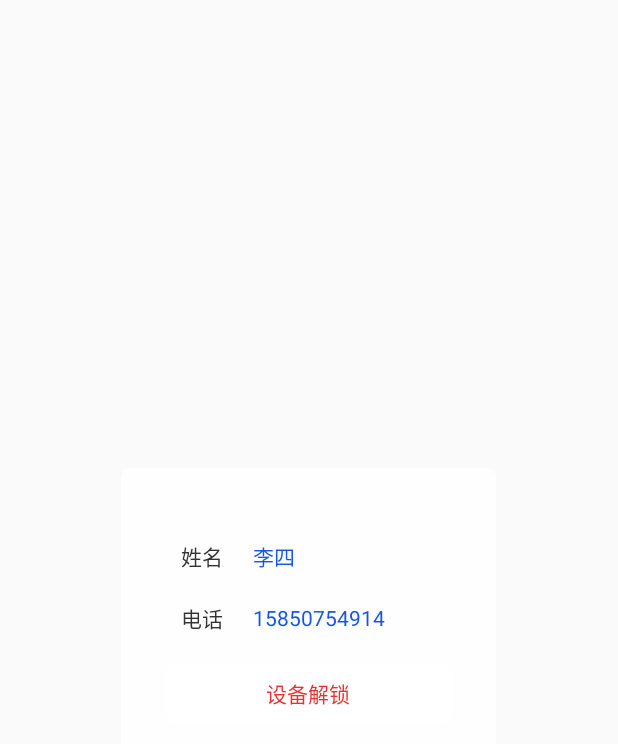
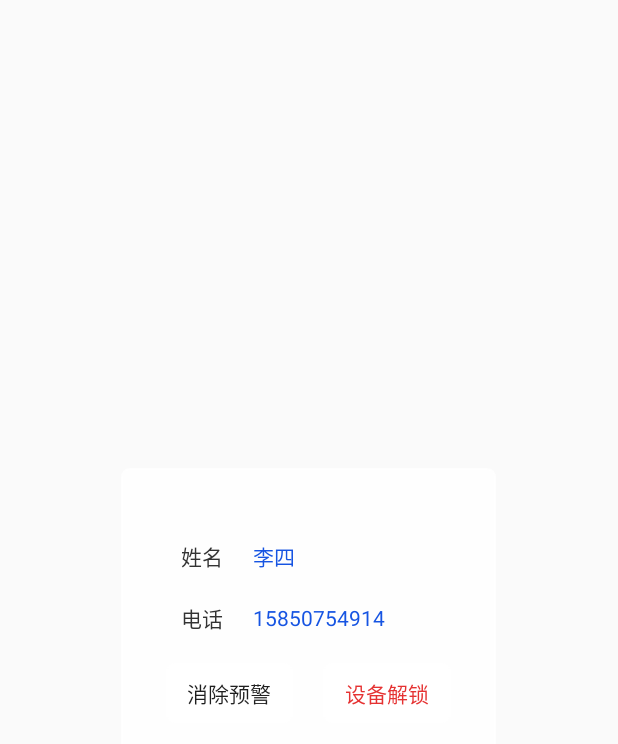
Before and after one commit to 425296516/smartlock, an Android app: the layout dialog_device_unlock.xml on its own in the app's theme, with its tools: preview values and no code run, on a phone screen of 412 x 824 dp. Shown: the top 744 px of the screen. Run offline under Robolectric (Android 15) with nearby library versions, the phone set to English and light mode, and no system bars; network calls fail.

Commit message:
修改部分bug

```diff
--- a/app/src/main/java/com/anlida/smartlock/adapter/DeviceManagerAdapter.java
+++ b/app/src/main/java/com/anlida/smartlock/adapter/DeviceManagerAdapter.java
@@ -100,7 +100,7 @@ public class DeviceManagerAdapter extends RecyclerView.Adapter<DeviceManagerAdap
         holder.tvPhone.setText(deviceManagerList.get(position).getPhone());
 
         if (deviceManagerList.get(position).getStatus() == 0) {
-            holder.tvLockStatus.setText("未上锁");
+            holder.tvLockStatus.setText("未开机");
             setLeftDrawable(holder.tvLockStatus, R.drawable.icon_3);
         } else if (deviceManagerList.get(position).getStatus() == 1) {
             holder.tvLockStatus.setText("可上锁");
--- a/app/src/main/java/com/anlida/smartlock/ui/AuthenticActivity.java
+++ b/app/src/main/java/com/anlida/smartlock/ui/AuthenticActivity.java
@@ -203,7 +203,7 @@ public class AuthenticActivity extends FMActivity {
                 && !TextUtils.isEmpty(tvSelectCity.getText().toString()) && !TextUtils.isEmpty(etWorkName.getText().toString())&& !TextUtils.isEmpty(etBys.getText().toString())
                 &&!TextUtils.isEmpty(etWorktype.getText().toString()) && !TextUtils.isEmpty(etName.getText().toString())&& !TextUtils.isEmpty(etWorkId.getText().toString())
                 &&!TextUtils.isEmpty(etIdcard.getText().toString()) && !TextUtils.isEmpty(etPhone.getText().toString())
-                &&!TextUtils.isEmpty(etSaddress.getText().toString()) && !TextUtils.isEmpty(etSbs.getText().toString())&& !TextUtils.isEmpty(etSworkType.getText().toString())
+                &&!TextUtils.isEmpty(etSworkType.getText().toString())
                 &&!TextUtils.isEmpty(etSName.getText().toString()) && !TextUtils.isEmpty(etSworkid.getText().toString())&& !TextUtils.isEmpty(etSidcard.getText().toString())) {
                     if(RegexUtils.isMobileSimple(etPhone.getText().toString()) && RegexUtils.isMobileSimple(etSphone.getText().toString())) {
                         if (RegexUtils.isIDCard18(etIdcard.getText().toString()) && RegexUtils.isIDCard18(etSidcard.getText().toString())) {
--- a/app/src/main/java/com/anlida/smartlock/ui/RepairFragment.java
+++ b/app/src/main/java/com/anlida/smartlock/ui/RepairFragment.java
@@ -77,7 +77,11 @@ public class RepairFragment extends LazyLoadFragment {
             case R.id.tv_submit:
 
                 if (!TextUtils.isEmpty(etRepairBecause.getText().toString()) && !TextUtils.isEmpty(etInputImei.getText().toString())) {
-                    uploadRepairInfo(etRepairBecause.getText().toString(), etInputImei.getText().toString());
+                    if(etInputImei.getText().toString().length()==16) {
+                        uploadRepairInfo(etRepairBecause.getText().toString(), etInputImei.getText().toString());
+                    }else {
+                        ToastUtils.show(context, "请输入正确的IMEI号码");
+                    }
                 } else {
                     ToastUtils.show(context, "请输入IMEI和报修报损原因");
                 }
--- a/app/src/main/java/com/anlida/smartlock/ui/ScanAddDeviceActivity.java
+++ b/app/src/main/java/com/anlida/smartlock/ui/ScanAddDeviceActivity.java
@@ -83,6 +83,7 @@ public class ScanAddDeviceActivity extends FMActivity {
                         && !TextUtils.isEmpty(etInputIdcard.getText().toString()) && !TextUtils.isEmpty(etInputPhone.getText().toString())
                         && !TextUtils.isEmpty(etInputAge.getText().toString()) && !TextUtils.isEmpty(tvInputBloodtype.getText().toString())) {
 
+                    if(etImei.getText().toString().length()==16) {
                         if (RegexUtils.isMobileSimple(etInputPhone.getText().toString())) {
                             if (RegexUtils.isIDCard18(etInputIdcard.getText().toString())) {
                                 addDeviceAndUser(DataWarehouse.getUserId(), etImei.getText().toString(), etInputName.getText().toString(),
@@ -93,6 +94,9 @@ public class ScanAddDeviceActivity extends FMActivity {
                             }
                         } else {
                             ToastUtils.show(context, "请输入正确的手机号");
+                        }
+                    }else {
+                        ToastUtils.show(context, "请输入正确的IMEI号码");
                     }
                 } else {
                     ToastUtils.show(context, "请填写所有数据");
--- a/app/src/main/java/com/anlida/smartlock/ui/home/HomeFragment.java
+++ b/app/src/main/java/com/anlida/smartlock/ui/home/HomeFragment.java
@@ -421,7 +421,7 @@ public class HomeFragment extends LazyLoadFragment implements AMap.OnMarkerClick
         if (isAdded()) {
             MarkerOptions markerOption = new MarkerOptions()
                     .title("我的锁扣")
-                    .icon(BitmapDescriptorFactory.fromResource(R.drawable.img_1))
+                    .icon(BitmapDescriptorFactory.fromResource(R.drawable.img_2))
                     .position(new LatLng(dataBean.getLatitude(), dataBean.getLongitude()))
                     .snippet("1")
                     .draggable(true);
--- a/app/src/main/res/layout/activity_authentic.xml
+++ b/app/src/main/res/layout/activity_authentic.xml
@@ -301,6 +301,7 @@
             android:hint="请输入承建方"
             android:paddingLeft="10dp"
             android:paddingRight="10dp"
+            android:visibility="gone"
             android:textColor="@color/color_8C8686"
             android:textSize="12sp" />
 
@@ -315,6 +316,7 @@
             android:hint="请输入工地名称"
             android:paddingLeft="10dp"
             android:paddingRight="10dp"
+            android:visibility="gone"
             android:textColor="@color/color_8C8686"
             android:textSize="12sp" />
 
--- a/app/src/main/res/layout/activity_scan_add_device.xml
+++ b/app/src/main/res/layout/activity_scan_add_device.xml
@@ -38,6 +38,7 @@
             android:drawableRight="@drawable/ic_star_black_6dp"
             android:hint="请输入IMEI号"
             android:padding="10dp"
+            android:maxLength="16"
             android:textColor="@color/color_8C8686"
             android:visibility="gone"
             android:textSize="14sp" />
@@ -167,7 +168,7 @@
                 android:background="@drawable/shape_et_bg_e2ecff"
                 android:digits="ABO"
                 android:drawableRight="@drawable/ic_star_black_6dp"
-                android:hint="请输入血型"
+                android:hint="请选择血型"
                 android:maxLength="2"
                 android:padding="10dp"
                 android:textColor="@color/color_8C8686"
--- a/app/src/main/res/layout/dialog_device_unlock.xml
+++ b/app/src/main/res/layout/dialog_device_unlock.xml
@@ -5,7 +5,6 @@
     android:layout_gravity="center"
     android:background="@drawable/shape_login_bg"
     android:orientation="vertical">
-
 
     <TextView
         android:id="@+id/tv_name_title"
@@ -32,7 +31,6 @@
         android:textColor="@color/color_1654E2"
         android:textSize="14sp" />
 
-
     <TextView
         android:id="@+id/tv_phone_title"
         android:layout_width="wrap_content"
@@ -56,17 +54,37 @@
         android:textColor="@color/color_1654E2"
         android:textSize="14sp" />
 
-    <TextView
-        android:id="@+id/tv_dialog_device_unlock"
+    <LinearLayout
         android:layout_width="match_parent"
-        android:layout_height="40dp"
+        android:layout_height="wrap_content"
         android:layout_alignParentBottom="true"
         android:layout_centerHorizontal="true"
         android:layout_margin="30dp"
-        android:background="@drawable/shape_password_protect_bg"
-        android:gravity="center"
-        android:text="设备解锁"
-        android:textColor="@color/color_E53232"
-        android:textSize="14sp" />
+        android:orientation="horizontal">
+
+        <TextView
+            android:id="@+id/tv_dialog_cancel_warn"
+            android:layout_width="0dp"
+            android:layout_height="40dp"
+            android:layout_weight="1"
+            android:background="@drawable/shape_password_protect_bg"
+            android:gravity="center"
+            android:text="消除预警"
+            android:textColor="@color/color_1F1F1F"
+            android:textSize="14sp" />
+
+        <TextView
+            android:id="@+id/tv_dialog_device_unlock"
+            android:layout_width="0dp"
+            android:layout_height="40dp"
+            android:layout_marginLeft="20dp"
+            android:layout_weight="1"
+            android:background="@drawable/shape_password_protect_bg"
+            android:gravity="center"
+            android:text="设备解锁"
+            android:textColor="@color/color_E53232"
+            android:textSize="14sp" />
+
+    </LinearLayout>
 
 </RelativeLayout>
--- a/app/src/main/res/layout/fragment_home.xml
+++ b/app/src/main/res/layout/fragment_home.xml
@@ -22,7 +22,7 @@
         android:layout_marginTop="10dp"
         android:layout_marginRight="50dp"
         android:background="@drawable/shape_rec_circle_668fec"
-        android:text="锁扣领用"
+        android:text="安全带领用"
         android:textColor="@android:color/white"
         android:textSize="12sp"
 
--- a/app/src/main/res/layout/fragment_repair.xml
+++ b/app/src/main/res/layout/fragment_repair.xml
@@ -36,6 +36,7 @@
         android:drawableRight="@drawable/ic_star_black_6dp"
         android:visibility="gone"
         android:hint="请输入IMEI号"
+        android:maxLength="16"
         android:padding="10dp"
         android:textColor="@color/color_8C8686"
         android:textSize="14sp" />
--- a/app/src/main/res/layout/item_device_manager.xml
+++ b/app/src/main/res/layout/item_device_manager.xml
@@ -62,9 +62,9 @@
 
         android:paddingTop="10dp"
         android:paddingBottom="10dp"
-        android:text="上锁异常"
+        android:text="未开机"
         android:gravity="center_vertical"
-        android:drawableLeft="@drawable/icon_1"
+        android:drawableLeft="@drawable/icon_3"
         android:drawablePadding="5dp"
         android:textColor="@color/color_1F1F1F"
         android:textSize="12sp" />
```
Also changed, not shown: app/src/main/java/com/anlida/smartlock/adapter/MonitorWarnAdapter.java (+10 -7 lines), app/src/main/java/com/anlida/smartlock/adapter/WarnRecordAdapter.java (+5 -2 lines), app/src/main/java/com/anlida/smartlock/ui/user/UserFragment.java (+5 -3 lines), app/src/main/java/com/anlida/smartlock/utils/DialogUtil.java (+14 -0 lines), 1 other file. Lines whose indentation alone changed are shown as unchanged.
